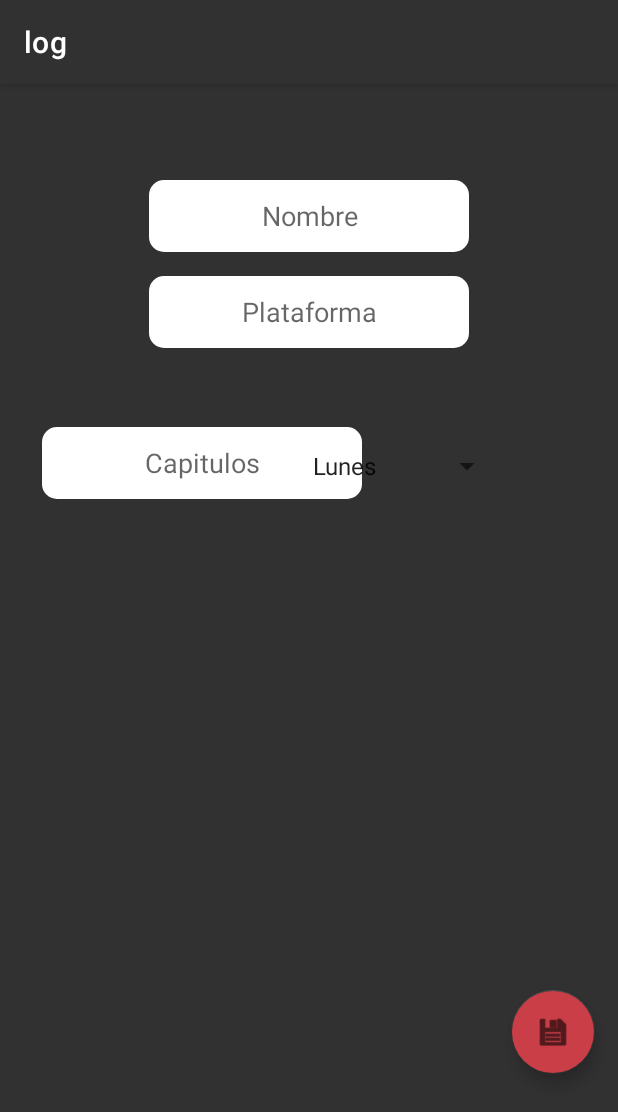
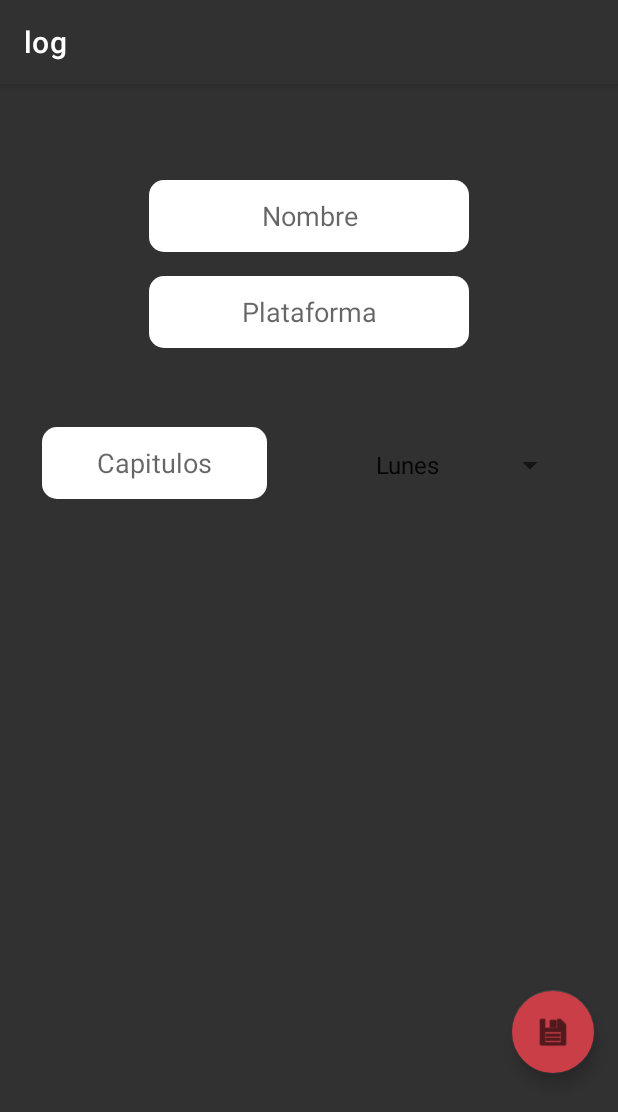
Before and after one commit to camilod529/LogWatchlistApp, an Android app: the EditActivity screen opened directly, with no data from a screen before it, on a phone screen of 412 x 824 dp. Shown: the top 1112 px of the screen. Run offline under Robolectric (Android 15) with nearby library versions, the phone set to English and light mode, and no system bars.

Commit message:
Listas detalle funcionando con firestore

```diff
--- a/app/src/main/java/com/daca/logwatchlistapp/Elemento.java
+++ b/app/src/main/java/com/daca/logwatchlistapp/Elemento.java
@@ -1,6 +1,8 @@
 package com.daca.logwatchlistapp;
 
-public class Elemento {
+import java.io.Serializable;
+
+public class Elemento implements Serializable {
 
 
     private String id;
--- a/app/src/main/res/layout/activity_edit.xml
+++ b/app/src/main/res/layout/activity_edit.xml
@@ -41,7 +41,7 @@
 
     <EditText
         android:id="@+id/ed_capitulos_edit"
-        android:layout_width="wrap_content"
+        android:layout_width="150dp"
         android:layout_height="wrap_content"
         android:layout_marginStart="28dp"
         android:layout_marginTop="48dp"
@@ -85,10 +85,10 @@
         android:minHeight="48dp"
         app:layout_constraintBottom_toBottomOf="parent"
         app:layout_constraintEnd_toEndOf="parent"
-        app:layout_constraintHorizontal_bias="0.725"
+        app:layout_constraintHorizontal_bias="0.878"
         app:layout_constraintStart_toStartOf="parent"
         app:layout_constraintTop_toBottomOf="@+id/ed_plataforma_edit"
-        app:layout_constraintVertical_bias="0.019"
+        app:layout_constraintVertical_bias="0.017"
         tools:ignore="SpeakableTextPresentCheck" />
 
 
--- a/app/src/main/res/layout/my_row_detallelista.xml
+++ b/app/src/main/res/layout/my_row_detallelista.xml
@@ -3,7 +3,8 @@
     xmlns:app="http://schemas.android.com/apk/res-auto"
     xmlns:tools="http://schemas.android.com/tools"
     android:layout_width="match_parent"
-    android:layout_height="wrap_content">
+    android:layout_height="wrap_content"
+    android:id="@+id/mainLayout_listas_detalle">
 
     <androidx.cardview.widget.CardView
         android:layout_width="match_parent"
```
Also changed, not shown: app/src/main/java/com/daca/logwatchlistapp/AdaptadorDetalleLista.java (+15 -0 lines), app/src/main/java/com/daca/logwatchlistapp/DetalleListaActivity.java (+11 -5 lines).
